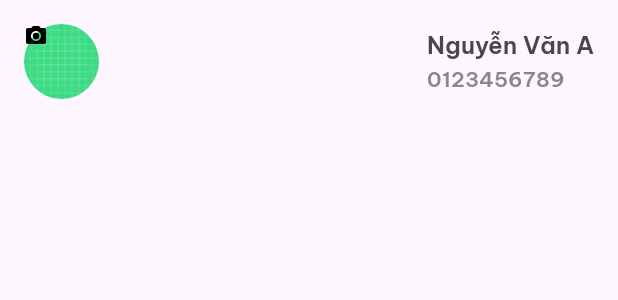
After one commit to danhquyen2004/ProjectAndroid, an Android app: the layout test.xml on its own in the app's theme, with its tools: preview values and no code run, on a phone screen of 412 x 824 dp. The commit adds this screen. Shown: the top 300 px of the screen. Run offline under Robolectric (Android 15) with nearby library versions, the phone set to English and light mode, and no system bars.

Commit message:
info content

```diff
--- /dev/null
+++ b/Android/app/src/main/res/drawable/ic_camera.xml
@@ -0,0 +1,7 @@
+<vector xmlns:android="http://schemas.android.com/apk/res/android" android:height="11dp" android:tint="#000000" android:viewportHeight="24" android:viewportWidth="24" android:width="11dp">
+
+    <path android:fillColor="@android:color/white" android:pathData="M12,12m-3.2,0a3.2,3.2 0,1 1,6.4 0a3.2,3.2 0,1 1,-6.4 0"/>
+
+    <path android:fillColor="@android:color/white" android:pathData="M9,2L7.17,4L4,4c-1.1,0 -2,0.9 -2,2v12c0,1.1 0.9,2 2,2h16c1.1,0 2,-0.9 2,-2L22,6c0,-1.1 -0.9,-2 -2,-2h-3.17L15,2L9,2zM12,17c-2.76,0 -5,-2.24 -5,-5s2.24,-5 5,-5 5,2.24 5,5 -2.24,5 -5,5z"/>
+
+</vector>
--- /dev/null
+++ b/Android/app/src/main/res/layout/test.xml
@@ -0,0 +1,54 @@
+<?xml version="1.0" encoding="utf-8"?>
+<androidx.constraintlayout.widget.ConstraintLayout xmlns:android="http://schemas.android.com/apk/res/android"
+    xmlns:app="http://schemas.android.com/apk/res-auto"
+    xmlns:tools="http://schemas.android.com/tools"
+    android:layout_width="match_parent"
+    android:layout_height="wrap_content"
+    android:padding="16dp">
+
+    <com.google.android.material.imageview.ShapeableImageView
+        android:layout_width="50dp"
+        android:layout_height="50dp"
+        android:src="@drawable/ic_launcher_background"
+        android:scaleType="centerCrop"
+        app:shapeAppearanceOverlay="@style/CircleImageView"
+        tools:ignore="MissingConstraints" />
+
+
+    <!-- Icon camera nhỏ -->
+    <ImageView
+        android:id="@+id/icon_camera"
+        android:layout_width="16dp"
+        android:layout_height="16dp"
+        android:src="@drawable/ic_camera"
+        app:layout_constraintBottom_toBottomOf="@id/image_avatar"
+        app:layout_constraintEnd_toEndOf="@id/image_avatar"
+        android:layout_marginBottom="2dp"
+        android:layout_marginEnd="2dp" />
+
+    <!-- Tên người dùng -->
+    <TextView
+        android:id="@+id/text_name"
+        android:layout_width="0dp"
+        android:layout_height="wrap_content"
+        android:text="Nguyễn Văn A"
+        android:textStyle="bold"
+        android:textSize="16sp"
+        app:layout_constraintStart_toEndOf="@id/image_avatar"
+        app:layout_constraintTop_toTopOf="@id/image_avatar"
+        app:layout_constraintEnd_toEndOf="parent"
+        android:layout_marginStart="12dp" />
+
+    <!-- Số điện thoại -->
+    <TextView
+        android:id="@+id/text_phone"
+        android:layout_width="0dp"
+        android:layout_height="wrap_content"
+        android:text="0123456789"
+        android:textSize="14sp"
+        android:textColor="#888888"
+        app:layout_constraintStart_toStartOf="@id/text_name"
+        app:layout_constraintTop_toBottomOf="@id/text_name"
+        app:layout_constraintEnd_toEndOf="parent" />
+
+</androidx.constraintlayout.widget.ConstraintLayout>
--- a/Android/app/src/main/res/values/strings.xml
+++ b/Android/app/src/main/res/values/strings.xml
@@ -4,4 +4,9 @@
     <string name="match">Trận đấu</string>
     <string name="finance">Tài chính</string>
     <string name="rank">Xếp hạng</string>
+    <string name="login">Đăng nhập</string>
+    <string name="register">Đăng ký</string>
+    <string name="forgot_password">Quên mật khẩu?</string>
+    <string name="phone_number">Số điện thoại</string>
+    <string name="password">Mật khẩu</string>
 </resources>
--- a/Android/app/src/main/res/values/themes.xml
+++ b/Android/app/src/main/res/values/themes.xml
@@ -1,9 +1,13 @@
 <resources xmlns:tools="http://schemas.android.com/tools">
     <!-- Base application theme. -->
     <style name="Base.Theme.TLUPickleball" parent="Theme.Material3.DayNight.NoActionBar">
-        <!-- Customize your light theme here. -->
         <item name="fontFamily">@font/be_vietnam_pro_semi_bold</item>
     </style>
 
     <style name="Theme.TLUPickleball" parent="Base.Theme.TLUPickleball" />
+
+    <style name="CircleImageView" parent="">
+        <item name="cornerFamily">rounded</item>
+        <item name="cornerSize">50%</item>
+    </style>
 </resources>
```
Also changed, not shown: Android/app/src/main/res/layout/footer_navigation.xml (+36 -31 lines), Android/app/src/main/java/com/example/tlupickleball/activities/MainActivity.java (line endings or trailing spaces).
